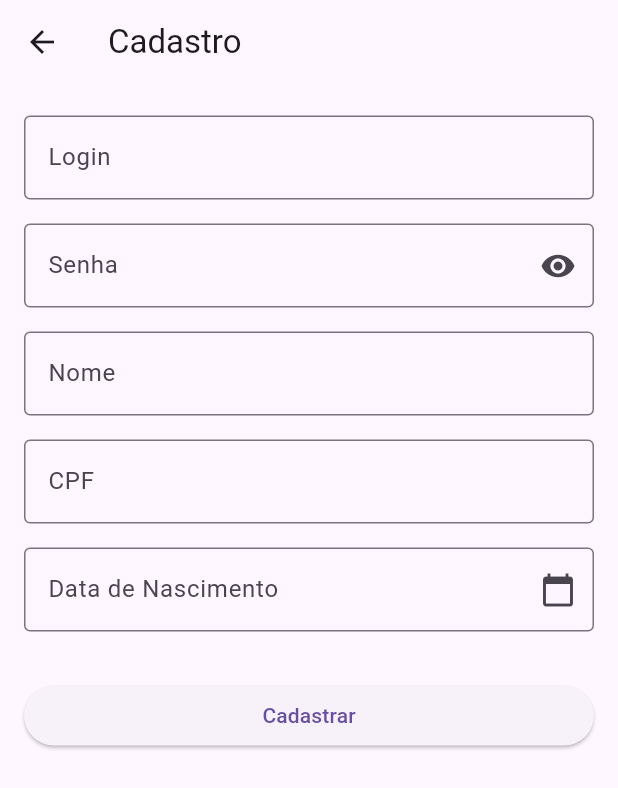
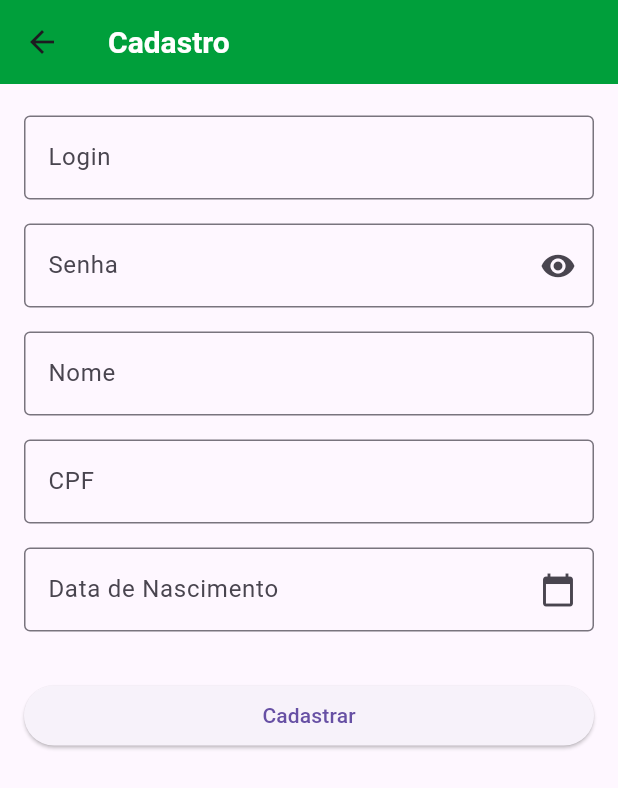
Before and after one commit to MatheusMed/app_secretaria_do_estado_de_goias_case, a Flutter app: the CadastroScreen screen opened directly, on a phone screen of 412 x 824 dp. Shown: the top 788 px of the screen. Run offline on Flutter 3.47's test engine with Material 3 defaults, Android fonts, the phone set to English and light mode, and no system bars; our stand-ins replace sqflite; accounts and stored records are empty.

Commit message:
fix: colors

```diff
--- a/lib/src/pages/cadastro/cadastro_screen.dart
+++ b/lib/src/pages/cadastro/cadastro_screen.dart
@@ -1,12 +1,14 @@
 // ignore_for_file: use_build_context_synchronously
 
 import 'package:app_cadastro_goiais/src/models/cadastro_model.dart';
+import 'package:app_cadastro_goiais/src/utils/colors_static.dart';
 import 'package:app_cadastro_goiais/src/utils/text_form_widget.dart';
 import 'package:flutter/material.dart';
 import 'package:intl/intl.dart';
 
 import '../../controllers/cadastro_controller.dart';
 import '../../utils/cpf_input_mask.dart';
+import '../../utils/text_style_utils.dart';
 
 class CadastroScreen extends StatefulWidget {
   const CadastroScreen({super.key});
@@ -44,7 +46,11 @@ class _CadastroScreenState extends State<CadastroScreen> {
   Widget build(BuildContext context) {
     return Scaffold(
       appBar: AppBar(
-        title: const Text('Cadastro'),
+        title: Text(
+          'Cadastro',
+          style: TextStylesUtils.titleAppBar,
+        ),
+        backgroundColor: ColorsStatic.backgroudColor,
       ),
       body: Padding(
         padding: const EdgeInsets.all(16.0),
```
